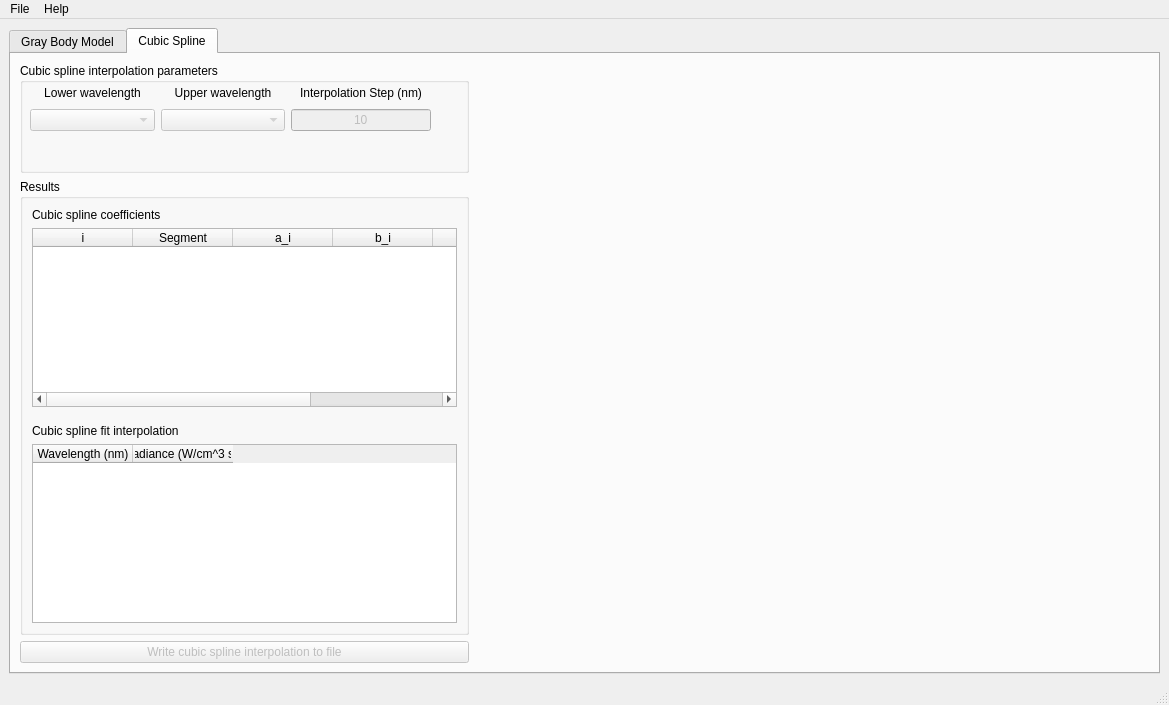
This is src/GUI/uiSource/IrradianceInterpolationMainGUI.ui in usnistgov/IrradInterPy as Qt 5 draws it before an edit. The edited form follows.
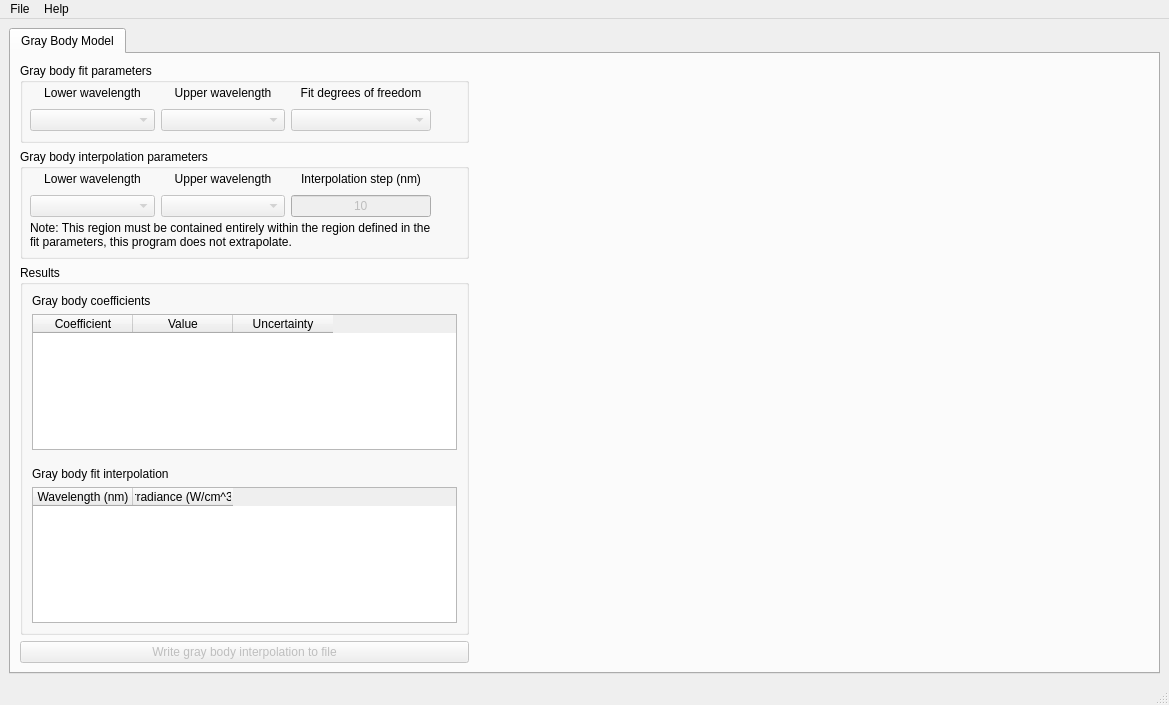
This is the edited form. The open tabs and pages were chosen to show the change.

Commit message: Removed cubic spline evaluation from program. Left CS functions.

What changed in the file:
```diff
--- a/src/GUI/uiSource/IrradianceInterpolationMainGUI.ui
+++ b/src/GUI/uiSource/IrradianceInterpolationMainGUI.ui
@@ -459,297 +459,6 @@
           </item>
          </layout>
         </widget>
-        <widget class="QWidget" name="tab_2">
-         <attribute name="title">
-          <string>Cubic Spline</string>
-         </attribute>
-         <layout class="QGridLayout" name="gridLayout_11">
-          <item row="0" column="0">
-           <layout class="QGridLayout" name="gridLayout_8">
-            <item row="3" column="0">
-             <widget class="QPushButton" name="pushButton_CSEvaluate">
-              <property name="enabled">
-               <bool>false</bool>
-              </property>
-              <property name="text">
-               <string>Write cubic spline interpolation to file</string>
-              </property>
-             </widget>
-            </item>
-            <item row="0" column="1" rowspan="4">
-             <widget class="QWidget" name="CSChart" native="true">
-              <property name="sizePolicy">
-               <sizepolicy hsizetype="Expanding" vsizetype="Expanding">
-                <horstretch>1</horstretch>
-                <verstretch>1</verstretch>
-               </sizepolicy>
-              </property>
-              <property name="minimumSize">
-               <size>
-                <width>525</width>
-                <height>400</height>
-               </size>
-              </property>
-             </widget>
-            </item>
-            <item row="0" column="0">
-             <widget class="QGroupBox" name="groupBox_CSinterpolation">
-              <property name="sizePolicy">
-               <sizepolicy hsizetype="Fixed" vsizetype="Fixed">
-                <horstretch>0</horstretch>
-                <verstretch>0</verstretch>
-               </sizepolicy>
-              </property>
-              <property name="minimumSize">
-               <size>
-                <width>449</width>
-                <height>110</height>
-               </size>
-              </property>
-              <property name="title">
-               <string>Cubic spline interpolation parameters</string>
-              </property>
-              <widget class="QWidget" name="gridLayoutWidget_2">
-               <property name="geometry">
-                <rect>
-                 <x>10</x>
-                 <y>20</y>
-                 <width>401</width>
-                 <height>48</height>
-                </rect>
-               </property>
-               <layout class="QGridLayout" name="gridLayout_9">
-                <property name="horizontalSpacing">
-                 <number>6</number>
-                </property>
-                <item row="0" column="0">
-                 <widget class="QLabel" name="label_CSLowerWL">
-                  <property name="minimumSize">
-                   <size>
-                    <width>120</width>
-                    <height>20</height>
-                   </size>
-                  </property>
-                  <property name="text">
-                   <string>Lower wavelength</string>
-                  </property>
-                  <property name="alignment">
-                   <set>Qt::AlignCenter</set>
-                  </property>
-                 </widget>
-                </item>
-                <item row="1" column="1">
-                 <widget class="QComboBox" name="combo_CSUpperWL">
-                  <property name="enabled">
-                   <bool>false</bool>
-                  </property>
-                  <property name="minimumSize">
-                   <size>
-                    <width>120</width>
-                    <height>20</height>
-                   </size>
-                  </property>
-                 </widget>
-                </item>
-                <item row="0" column="2">
-                 <widget class="QLabel" name="label_CSstep">
-                  <property name="minimumSize">
-                   <size>
-                    <width>140</width>
-                    <height>20</height>
-                   </size>
-                  </property>
-                  <property name="text">
-                   <string>Interpolation Step (nm)</string>
-                  </property>
-                  <property name="alignment">
-                   <set>Qt::AlignCenter</set>
-                  </property>
-                 </widget>
-                </item>
-                <item row="1" column="2">
-                 <widget class="QLineEdit" name="lineEdit_CSStep">
-                  <property name="enabled">
-                   <bool>false</bool>
-                  </property>
-                  <property name="sizePolicy">
-                   <sizepolicy hsizetype="Preferred" vsizetype="Fixed">
-                    <horstretch>0</horstretch>
-                    <verstretch>0</verstretch>
-                   </sizepolicy>
-                  </property>
-                  <property name="minimumSize">
-                   <size>
-                    <width>140</width>
-                    <height>20</height>
-                   </size>
-                  </property>
-                  <property name="text">
-                   <string>10</string>
-                  </property>
-                  <property name="alignment">
-                   <set>Qt::AlignCenter</set>
-                  </property>
-                 </widget>
-                </item>
-                <item row="1" column="0">
-                 <widget class="QComboBox" name="combo_CSLowerWL">
-                  <property name="enabled">
-                   <bool>false</bool>
-                  </property>
-                  <property name="minimumSize">
-                   <size>
-                    <width>120</width>
-                    <height>20</height>
-                   </size>
-                  </property>
-                 </widget>
-                </item>
-                <item row="0" column="1">
-                 <widget class="QLabel" name="label_CSUpperWL">
-                  <property name="minimumSize">
-                   <size>
-                    <width>120</width>
-                    <height>20</height>
-                   </size>
-                  </property>
-                  <property name="text">
-                   <string>Upper wavelength</string>
-                  </property>
-                  <property name="alignment">
-                   <set>Qt::AlignCenter</set>
-                  </property>
-                 </widget>
-                </item>
-               </layout>
-              </widget>
-             </widget>
-            </item>
-            <item row="1" column="0" rowspan="2">
-             <widget class="QGroupBox" name="groupBox_CSResults">
-              <property name="sizePolicy">
-               <sizepolicy hsizetype="Preferred" vsizetype="Expanding">
-                <horstretch>0</horstretch>
-                <verstretch>0</verstretch>
-               </sizepolicy>
-              </property>
-              <property name="title">
-               <string>Results</string>
-              </property>
-              <layout class="QGridLayout" name="gridLayout_10">
-               <item row="1" column="0">
-                <layout class="QFormLayout" name="formLayout_2">
-                 <item row="0" column="0">
-                  <widget class="QLabel" name="label_CScoefficients">
-                   <property name="text">
-                    <string>Cubic spline coefficients</string>
-                   </property>
-                  </widget>
-                 </item>
-                 <item row="1" column="0" colspan="2">
-                  <widget class="QTableWidget" name="tableWidget_CSCoefficients">
-                   <property name="sizePolicy">
-                    <sizepolicy hsizetype="Expanding" vsizetype="Expanding">
-                     <horstretch>0</horstretch>
-                     <verstretch>1</verstretch>
-                    </sizepolicy>
-                   </property>
-                   <property name="alternatingRowColors">
-                    <bool>true</bool>
-                   </property>
-                   <property name="columnCount">
-                    <number>6</number>
-                   </property>
-                   <column>
-                    <property name="text">
-                     <string>i</string>
-                    </property>
-                   </column>
-                   <column>
-                    <property name="text">
-                     <string>Segment</string>
-                    </property>
-                   </column>
-                   <column>
-                    <property name="text">
-                     <string>a_i</string>
-                    </property>
-                   </column>
-                   <column>
-                    <property name="text">
-                     <string>b_i</string>
-                    </property>
-                   </column>
-                   <column>
-                    <property name="text">
-                     <string>c_i</string>
-                    </property>
-                   </column>
-                   <column>
-                    <property name="text">
-                     <string>d_i</string>
-                    </property>
-                   </column>
-                  </widget>
-                 </item>
-                 <item row="3" column="0">
-                  <widget class="QLabel" name="label_CSinterpolation">
-                   <property name="text">
-                    <string>Cubic spline fit interpolation</string>
-                   </property>
-                  </widget>
-                 </item>
-                 <item row="4" column="0" colspan="2">
-                  <widget class="QTableWidget" name="tableWidget_CSInterpolation">
-                   <property name="enabled">
-                    <bool>true</bool>
-                   </property>
-                   <property name="sizePolicy">
-                    <sizepolicy hsizetype="Expanding" vsizetype="Expanding">
-                     <horstretch>0</horstretch>
-                     <verstretch>1</verstretch>
-                    </sizepolicy>
-                   </property>
-                   <property name="alternatingRowColors">
-                    <bool>true</bool>
-                   </property>
-                   <property name="columnCount">
-                    <number>2</number>
-                   </property>
-                   <column>
-                    <property name="text">
-                     <string>Wavelength (nm)</string>
-                    </property>
-                   </column>
-                   <column>
-                    <property name="text">
-                     <string>Radiance (W/cm^3 sr)</string>
-                    </property>
-                   </column>
-                  </widget>
-                 </item>
-                 <item row="2" column="0" colspan="2">
-                  <spacer name="horizontalSpacer_2">
-                   <property name="orientation">
-                    <enum>Qt::Horizontal</enum>
-                   </property>
-                   <property name="sizeHint" stdset="0">
-                    <size>
-                     <width>40</width>
-                     <height>5</height>
-                    </size>
-                   </property>
-                  </spacer>
-                 </item>
-                </layout>
-               </item>
-              </layout>
-             </widget>
-            </item>
-           </layout>
-          </item>
-         </layout>
-        </widget>
        </widget>
       </item>
      </layout>
```
The commit also changes 2 other files.
